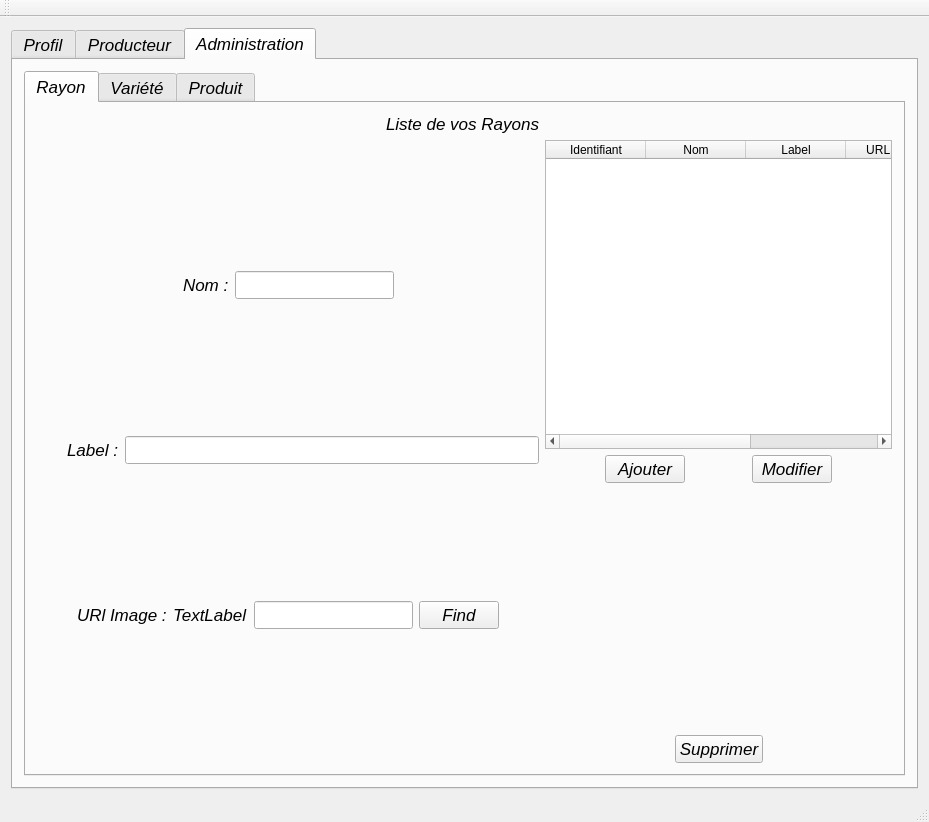
The window that mainwindow.ui (xXRem08Xx/NewWorld_BackOffice) describes before a commit, drawn with Qt 5.
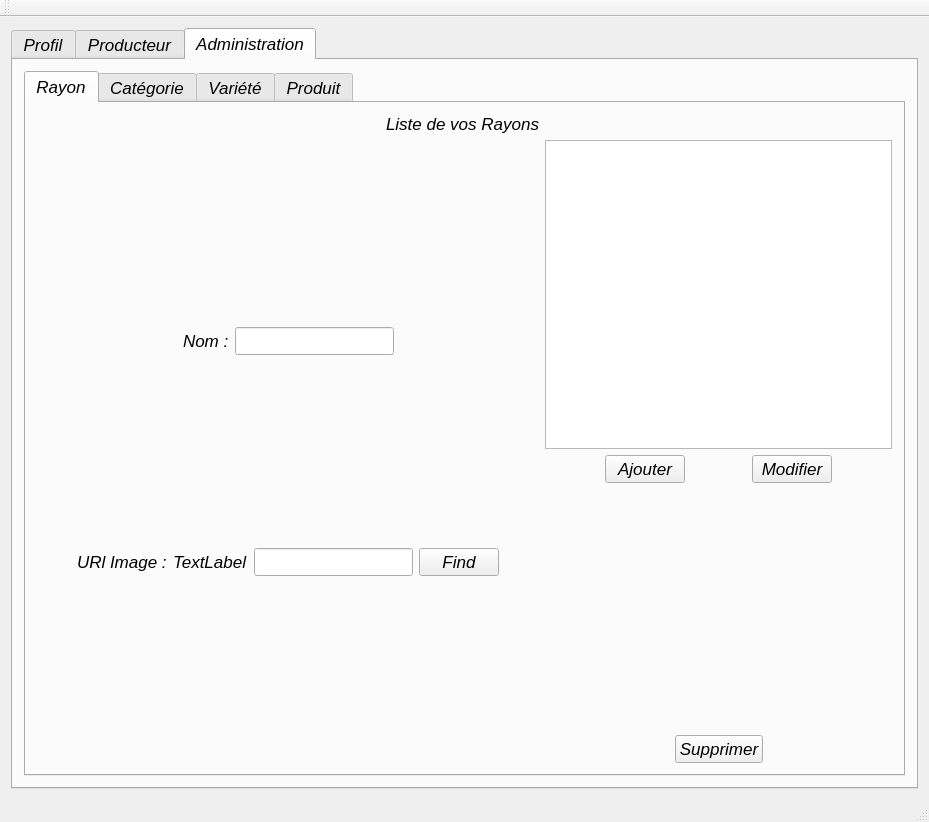
The same window after the commit. The open tabs and pages were chosen to show the change. Icons and pictures are not drawn.

Diff of the .ui file:
```diff
--- a/mainwindow.ui
+++ b/mainwindow.ui
@@ -1747,36 +1747,6 @@
                   </item>
                  </layout>
                 </item>
-                <item>
-                 <layout class="QHBoxLayout" name="horizontalLayout_58">
-                  <item>
-                   <spacer name="horizontalSpacer_95">
-                    <property name="orientation">
-                     <enum>Qt::Horizontal</enum>
-                    </property>
-                    <property name="sizeType">
-                     <enum>QSizePolicy::Minimum</enum>
-                    </property>
-                    <property name="sizeHint" stdset="0">
-                     <size>
-                      <width>30</width>
-                      <height>20</height>
-                     </size>
-                    </property>
-                   </spacer>
-                  </item>
-                  <item>
-                   <widget class="QLabel" name="label_38">
-                    <property name="text">
-                     <string>Label :</string>
-                    </property>
-                   </widget>
-                  </item>
-                  <item>
-                   <widget class="QLineEdit" name="lineEdit_LabelRayon"/>
-                  </item>
-                 </layout>
-                </item>
                 <item>
                  <layout class="QHBoxLayout" name="horizontalLayout_59">
                   <item>
@@ -1840,31 +1810,9 @@
                   <property name="selectionBehavior">
                    <enum>QAbstractItemView::SelectRows</enum>
                   </property>
-                  <column>
-                   <property name="text">
-                    <string>Identifiant</string>
-                   </property>
-                  </column>
-                  <column>
-                   <property name="text">
-                    <string>Nom</string>
-                   </property>
-                  </column>
-                  <column>
-                   <property name="text">
-                    <string>Label</string>
-                   </property>
-                  </column>
-                  <column>
-                   <property name="text">
-                    <string>URL image</string>
-                   </property>
-                  </column>
-                  <column>
-                   <property name="text">
-                    <string>Check</string>
-                   </property>
-                  </column>
+                  <attribute name="verticalHeaderVisible">
+                   <bool>false</bool>
+                  </attribute>
                  </widget>
                 </item>
                 <item>
@@ -1986,7 +1934,7 @@
           </widget>
           <widget class="QWidget" name="tab_Variete">
            <attribute name="title">
-            <string>Variété</string>
+            <string>Catégorie</string>
            </attribute>
            <layout class="QVBoxLayout" name="verticalLayout_39">
             <item>
@@ -2258,6 +2206,11 @@
             </item>
            </layout>
           </widget>
+          <widget class="QWidget" name="tab_6">
+           <attribute name="title">
+            <string>Variété</string>
+           </attribute>
+          </widget>
           <widget class="QWidget" name="tab_Produit">
            <attribute name="title">
             <string>Produit</string>
```
Left out of the diff: 80 changed lines with no effect on the pictures.
